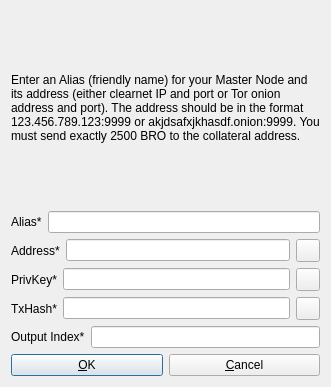
Old version of the form src/qt/forms/addeditadrenalinenode.ui in the repository cplayio/cplay.
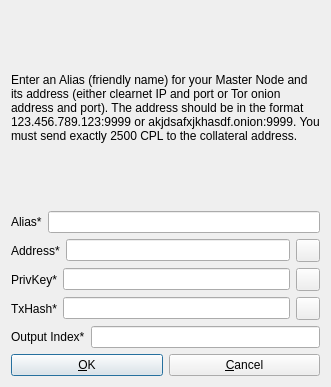
New version of the form. Icons and pictures are not drawn.

```diff
--- a/src/qt/forms/addeditadrenalinenode.ui
+++ b/src/qt/forms/addeditadrenalinenode.ui
@@ -26,7 +26,7 @@
       </sizepolicy>
      </property>
      <property name="text">
-      <string>&lt;html&gt;&lt;head/&gt;&lt;body&gt;&lt;p&gt;Enter an Alias (friendly name) for your Master Node and its address (either clearnet IP and port or Tor onion address and port). The address should be in the format 123.456.789.123:9999 or akjdsafxjkhasdf.onion:9999. You must send exactly 2500 BRO to the collateral address.&lt;/p&gt;&lt;/body&gt;&lt;/html&gt;</string>
+      <string>&lt;html&gt;&lt;head/&gt;&lt;body&gt;&lt;p&gt;Enter an Alias (friendly name) for your Master Node and its address (either clearnet IP and port or Tor onion address and port). The address should be in the format 123.456.789.123:9999 or akjdsafxjkhasdf.onion:9999. You must send exactly 2500 CPL to the collateral address.&lt;/p&gt;&lt;/body&gt;&lt;/html&gt;</string>
      </property>
      <property name="wordWrap">
       <bool>true</bool>
```
Left out of the diff: 2 changed lines with no effect on the pictures.
